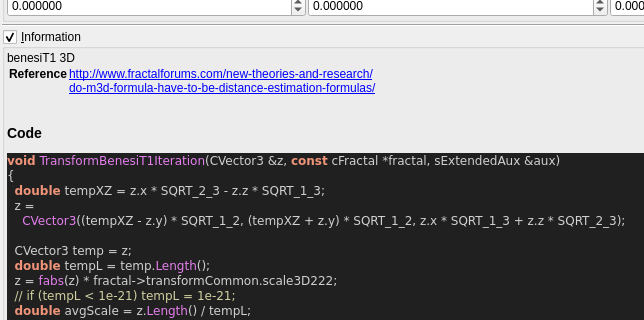
First picture: the form in mandelbulber2/qt_data/fractal_transf_benesi_t1.ui, repository buddhi1980/mandelbulber2, before the edit; both pictures show x 0 to 644 and y 303 to 623 of the 916 by 999 pixel window.
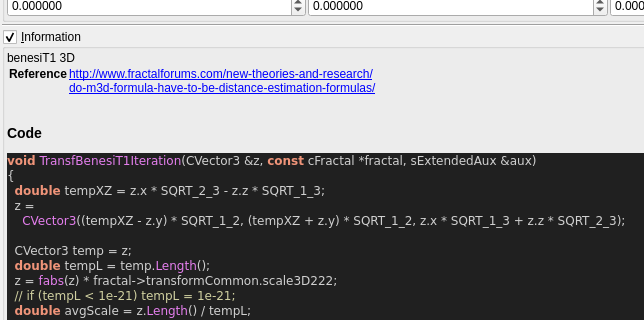
Second picture: the form after the edit. Custom widgets are drawn as their Qt base class.

The edit to the form file:
```diff
--- a/mandelbulber2/qt_data/fractal_transf_benesi_t1.ui
+++ b/mandelbulber2/qt_data/fractal_transf_benesi_t1.ui
@@ -630,7 +630,7 @@
 &lt;/table&gt;
 &lt;h3&gt;Code&lt;/h3&gt;
 &lt;body style=&quot;background-color:#202020&quot;&gt;
-&lt;pre style=&quot;color:#d0d0d0; background-color:#202020;  font-family:'Courier New',monospace;&quot;&gt;&lt;span style=&quot;color:#f09479; font-weight:bold&quot;&gt;void&lt;/span&gt; &lt;span style=&quot;color:#e47eed&quot;&gt;TransformBenesiT1Iteration&lt;/span&gt;&lt;span style=&quot;color:#d0d0d0&quot;&gt;(&lt;/span&gt;CVector3 &lt;span style=&quot;color:#d0d0d0&quot;&gt;&amp;amp;&lt;/span&gt;z&lt;span style=&quot;color:#d0d0d0&quot;&gt;,&lt;/span&gt; &lt;span style=&quot;color:#f09479; font-weight:bold&quot;&gt;const&lt;/span&gt; cFractal &lt;span style=&quot;color:#d0d0d0&quot;&gt;*&lt;/span&gt;fractal&lt;span style=&quot;color:#d0d0d0&quot;&gt;,&lt;/span&gt; sExtendedAux &lt;span style=&quot;color:#d0d0d0&quot;&gt;&amp;amp;&lt;/span&gt;aux&lt;span style=&quot;color:#d0d0d0&quot;&gt;)&lt;/span&gt;
+&lt;pre style=&quot;color:#d0d0d0; background-color:#202020;  font-family:'Courier New',monospace;&quot;&gt;&lt;span style=&quot;color:#f09479; font-weight:bold&quot;&gt;void&lt;/span&gt; &lt;span style=&quot;color:#e47eed&quot;&gt;TransfBenesiT1Iteration&lt;/span&gt;&lt;span style=&quot;color:#d0d0d0&quot;&gt;(&lt;/span&gt;CVector3 &lt;span style=&quot;color:#d0d0d0&quot;&gt;&amp;amp;&lt;/span&gt;z&lt;span style=&quot;color:#d0d0d0&quot;&gt;,&lt;/span&gt; &lt;span style=&quot;color:#f09479; font-weight:bold&quot;&gt;const&lt;/span&gt; cFractal &lt;span style=&quot;color:#d0d0d0&quot;&gt;*&lt;/span&gt;fractal&lt;span style=&quot;color:#d0d0d0&quot;&gt;,&lt;/span&gt; sExtendedAux &lt;span style=&quot;color:#d0d0d0&quot;&gt;&amp;amp;&lt;/span&gt;aux&lt;span style=&quot;color:#d0d0d0&quot;&gt;)&lt;/span&gt;
 &lt;span style=&quot;color:#d0d0d0&quot;&gt;{&lt;/span&gt;
   &lt;span style=&quot;color:#f09479; font-weight:bold&quot;&gt;double&lt;/span&gt; tempXZ &lt;span style=&quot;color:#d0d0d0&quot;&gt;=&lt;/span&gt; z&lt;span style=&quot;color:#d0d0d0&quot;&gt;.&lt;/span&gt;x &lt;span style=&quot;color:#d0d0d0&quot;&gt;*&lt;/span&gt; SQRT_2_3 &lt;span style=&quot;color:#d0d0d0&quot;&gt;-&lt;/span&gt; z&lt;span style=&quot;color:#d0d0d0&quot;&gt;.&lt;/span&gt;z &lt;span style=&quot;color:#d0d0d0&quot;&gt;*&lt;/span&gt; SQRT_1_3&lt;span style=&quot;color:#d0d0d0&quot;&gt;;&lt;/span&gt;
   z &lt;span style=&quot;color:#d0d0d0&quot;&gt;=&lt;/span&gt;
```
Left out of the diff: 4 changed lines with no effect on the pictures.
